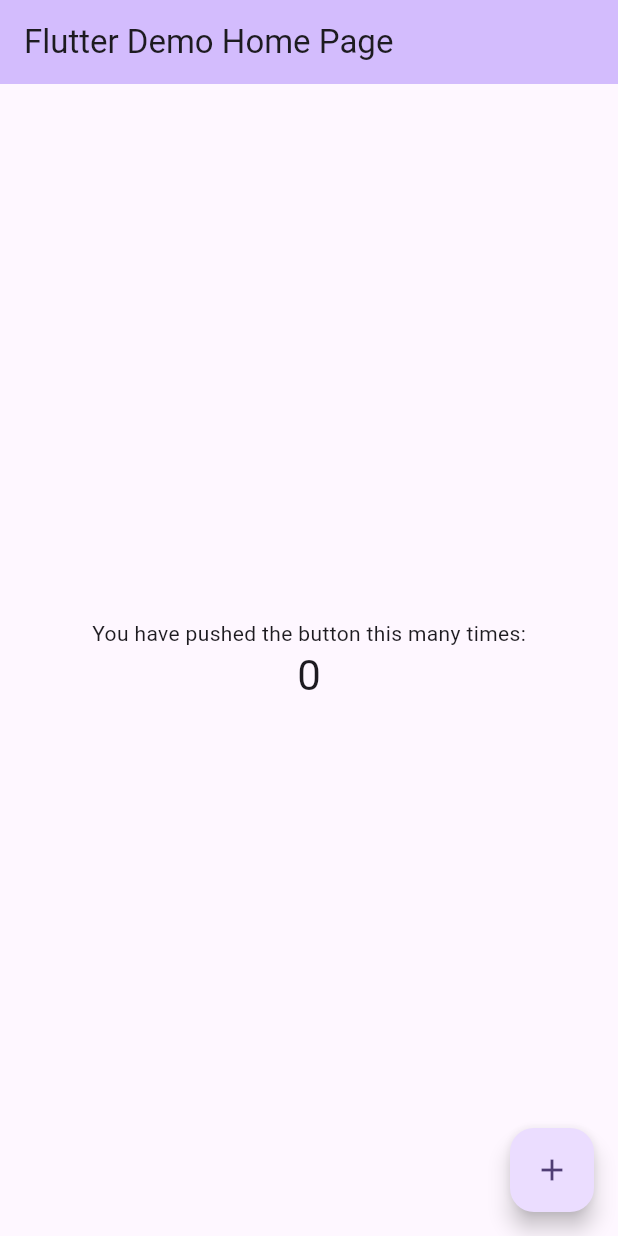
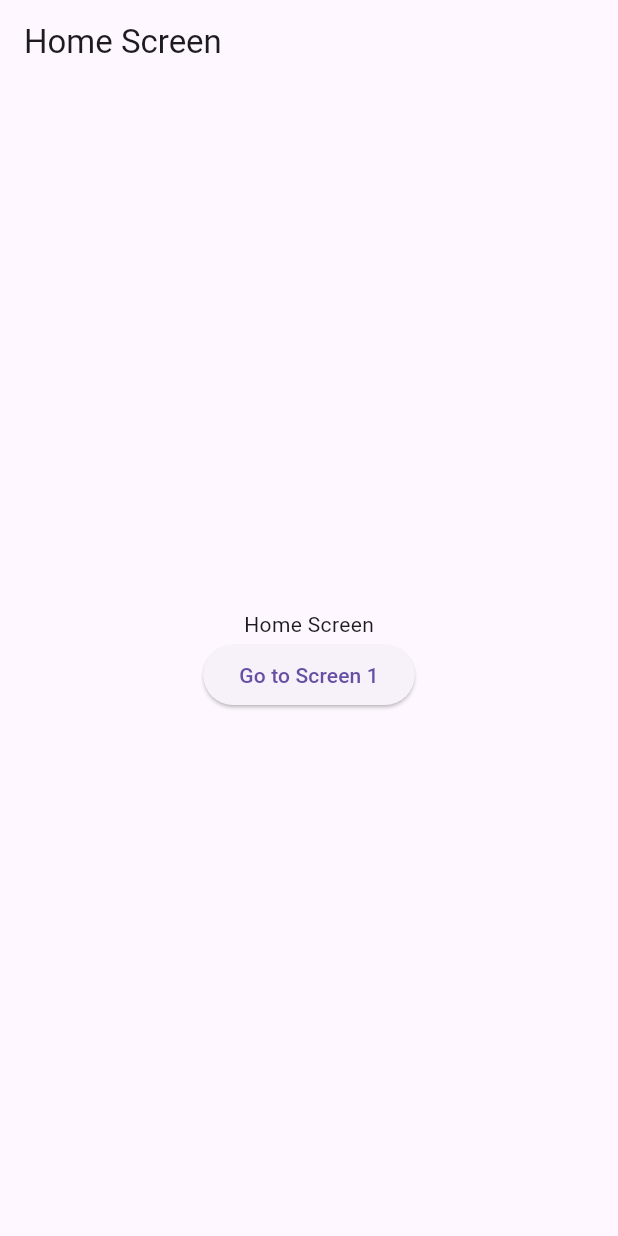
Before and after one commit to CaptainStorm21/route_generator_example, a Flutter app: the screen it shows after launch, on a phone screen of 412 x 824 dp. Run offline on Flutter 3.47's test engine with Material 3 defaults, Android fonts, the phone set to English and light mode, and no system bars.

Commit message:
route system

```diff
--- a/lib/main.dart
+++ b/lib/main.dart
@@ -1,125 +1,21 @@
+import 'route_generator.dart';
 import 'package:flutter/material.dart';
 
+
 void main() {
-  runApp(const MyApp());
+  runApp(MyApp());
 }
 
 class MyApp extends StatelessWidget {
-  const MyApp({super.key});
-
-  // This widget is the root of your application.
   @override
   Widget build(BuildContext context) {
     return MaterialApp(
       title: 'Flutter Demo',
       theme: ThemeData(
-        // This is the theme of your application.
-        //
-        // TRY THIS: Try running your application with "flutter run". You'll see
-        // the application has a purple toolbar. Then, without quitting the app,
-        // try changing the seedColor in the colorScheme below to Colors.green
-        // and then invoke "hot reload" (save your changes or press the "hot
-        // reload" button in a Flutter-supported IDE, or press "r" if you used
-        // the command line to start the app).
-        //
-        // Notice that the counter didn't reset back to zero; the application
-        // state is not lost during the reload. To reset the state, use hot
-        // restart instead.
-        //
-        // This works for code too, not just values: Most code changes can be
-        // tested with just a hot reload.
-        colorScheme: ColorScheme.fromSeed(seedColor: Colors.deepPurple),
-        useMaterial3: true,
+        primarySwatch: Colors.blue,
       ),
-      home: const MyHomePage(title: 'Flutter Demo Home Page'),
+      initialRoute: '/',
+      onGenerateRoute: RouteGenerator.generateRoute,
     );
   }
 }
-
-class MyHomePage extends StatefulWidget {
-  const MyHomePage({super.key, required this.title});
-
-  // This widget is the home page of your application. It is stateful, meaning
-  // that it has a State object (defined below) that contains fields that affect
-  // how it looks.
-
-  // This class is the configuration for the state. It holds the values (in this
-  // case the title) provided by the parent (in this case the App widget) and
-  // used by the build method of the State. Fields in a Widget subclass are
-  // always marked "final".
-
-  final String title;
-
-  @override
-  State<MyHomePage> createState() => _MyHomePageState();
-}
-
-class _MyHomePageState extends State<MyHomePage> {
-  int _counter = 0;
-
-  void _incrementCounter() {
-    setState(() {
-      // This call to setState tells the Flutter framework that something has
-      // changed in this State, which causes it to rerun the build method below
-      // so that the display can reflect the updated values. If we changed
-      // _counter without calling setState(), then the build method would not be
-      // called again, and so nothing would appear to happen.
-      _counter++;
-    });
-  }
-
-  @override
-  Widget build(BuildContext context) {
-    // This method is rerun every time setState is called, for instance as done
-    // by the _incrementCounter method above.
-    //
-    // The Flutter framework has been optimized to make rerunning build methods
-    // fast, so that you can just rebuild anything that needs updating rather
-    // than having to individually change instances of widgets.
-    return Scaffold(
-      appBar: AppBar(
-        // TRY THIS: Try changing the color here to a specific color (to
-        // Colors.amber, perhaps?) and trigger a hot reload to see the AppBar
-        // change color while the other colors stay the same.
-        backgroundColor: Theme.of(context).colorScheme.inversePrimary,
-        // Here we take the value from the MyHomePage object that was created by
-        // the App.build method, and use it to set our appbar title.
-        title: Text(widget.title),
-      ),
-      body: Center(
-        // Center is a layout widget. It takes a single child and positions it
-        // in the middle of the parent.
-        child: Column(
-          // Column is also a layout widget. It takes a list of children and
-          // arranges them vertically. By default, it sizes itself to fit its
-          // children horizontally, and tries to be as tall as its parent.
-          //
-          // Column has various properties to control how it sizes itself and
-          // how it positions its children. Here we use mainAxisAlignment to
-          // center the children vertically; the main axis here is the vertical
-          // axis because Columns are vertical (the cross axis would be
-          // horizontal).
-          //
-          // TRY THIS: Invoke "debug painting" (choose the "Toggle Debug Paint"
-          // action in the IDE, or press "p" in the console), to see the
-          // wireframe for each widget.
-          mainAxisAlignment: MainAxisAlignment.center,
-          children: <Widget>[
-            const Text(
-              'You have pushed the button this many times:',
-            ),
-            Text(
-              '$_counter',
-              style: Theme.of(context).textTheme.headlineMedium,
-            ),
-          ],
-        ),
-      ),
-      floatingActionButton: FloatingActionButton(
-        onPressed: _incrementCounter,
-        tooltip: 'Increment',
-        child: const Icon(Icons.add),
-      ), // This trailing comma makes auto-formatting nicer for build methods.
-    );
-  }
-}
--- a/lib/route_generator.dart
+++ b/lib/route_generator.dart
@@ -0,0 +1,54 @@
+import 'package:flutter/material.dart';
+import 'package:route_generator_example/screens/screen1.dart';
+import 'package:route_generator_example/screens/screen2.dart';
+import 'package:route_generator_example/screens/screen3.dart';
+import 'package:route_generator_example/screens/screen4.dart';
+import 'package:route_generator_example/screens/screen5.dart';
+import 'package:route_generator_example/screens/screen6.dart';
+import 'package:route_generator_example/screens/screen7.dart';
+import 'package:route_generator_example/screens/screen8.dart';
+import 'package:route_generator_example/screens/screen9.dart';
+import 'package:route_generator_example/screens/home_screen.dart';
+
+
+class RouteGenerator {
+  static Route<dynamic> generateRoute(RouteSettings settings) {
+    switch (settings.name) {
+      case '/':
+        return MaterialPageRoute(builder: (_) => HomeScreen());
+      case '/screen1':
+        return MaterialPageRoute(builder: (_) => Screen1());
+      case '/screen2':
+        return MaterialPageRoute(builder: (_) => Screen2());
+      case '/screen3':
+        return MaterialPageRoute(builder: (_) => Screen3());
+      case '/screen4':
+        return MaterialPageRoute(builder: (_) => Screen4());
+      case '/screen5':
+        return MaterialPageRoute(builder: (_) => Screen5());
+      case '/screen6':
+        return MaterialPageRoute(builder: (_) => Screen6());
+      case '/screen7':
+        return MaterialPageRoute(builder: (_) => Screen7());
+      case '/screen8':
+        return MaterialPageRoute(builder: (_) => Screen8());
+      case '/screen9':
+        return MaterialPageRoute(builder: (_) => Screen9());
+      default:
+        return _errorRoute();
+    }
+  }
+
+  static Route<dynamic> _errorRoute() {
+    return MaterialPageRoute(builder: (_) {
+      return Scaffold(
+        appBar: AppBar(
+          title: Text('Error'),
+        ),
+        body: Center(
+          child: Text('ERROR: Route not found'),
+        ),
+      );
+    });
+  }
+}
--- a/lib/screens/home_screen.dart
+++ b/lib/screens/home_screen.dart
@@ -0,0 +1,27 @@
+import 'package:flutter/material.dart';
+// lib/screens/home_screen.dart
+
+class HomeScreen extends StatelessWidget {
+  @override
+  Widget build(BuildContext context) {
+    return Scaffold(
+      appBar: AppBar(
+        title: Text('Home Screen'),
+      ),
+      body: Center(
+        child: Column(
+          mainAxisAlignment: MainAxisAlignment.center,
+          children: <Widget>[
+            Text('Home Screen'),
+            ElevatedButton(
+              onPressed: () {
+                Navigator.pushNamed(context, '/screen1');
+              },
+              child: Text('Go to Screen 1'),
+            ),
+          ],
+        ),
+      ),
+    );
+  }
+}
```
Also changed, not shown: lib/screens/screen1.dart (+27 -0 lines), lib/screens/screen2.dart (+26 -0 lines), lib/screens/screen3.dart (+26 -0 lines), lib/screens/screen4.dart (+26 -0 lines), lib/screens/screen5.dart (+26 -0 lines), lib/screens/screen6.dart (+26 -0 lines), lib/screens/screen7.dart (+26 -0 lines), lib/screens/screen8.dart (+26 -0 lines), lib/screens/screen9.dart (+26 -0 lines).
